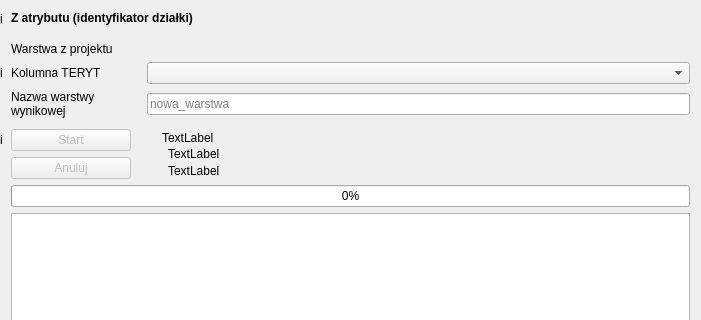
gis-support/gis-support-plugin, file gissupport_plugin/modules/uldk/modules/csv_import/main_base.ui: the form before one commit; both pictures show x 0 to 701 and y 0 to 320 of the 701 by 773 pixel window.
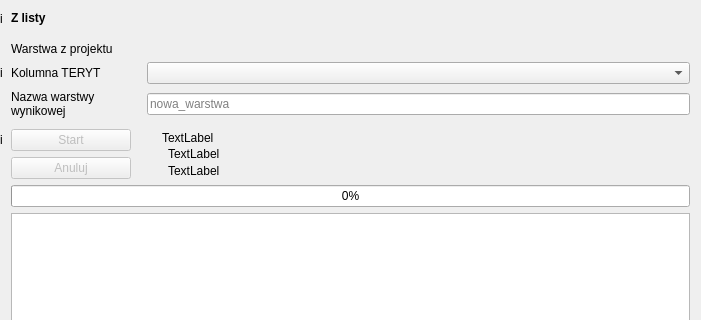
The form after the commit. Custom widgets are drawn as their Qt base class.

Patch:
```diff
--- a/gissupport_plugin/modules/uldk/modules/csv_import/main_base.ui
+++ b/gissupport_plugin/modules/uldk/modules/csv_import/main_base.ui
@@ -49,7 +49,7 @@
         <string/>
        </property>
        <property name="text">
-        <string>&lt;html&gt;&lt;head/&gt;&lt;body&gt;&lt;p&gt;&lt;b&gt;Z atrybutu (identyfikator działki)&lt;/b&gt;&lt;br/&gt;&lt;/p&gt;&lt;/body&gt;&lt;/html&gt;</string>
+        <string>&lt;html&gt;&lt;head/&gt;&lt;body&gt;&lt;p&gt;&lt;b&gt;Z listy&lt;/b&gt;&lt;br/&gt;&lt;/p&gt;&lt;/body&gt;&lt;/html&gt;</string>
        </property>
        <property name="textFormat">
         <enum>Qt::RichText</enum>
```
